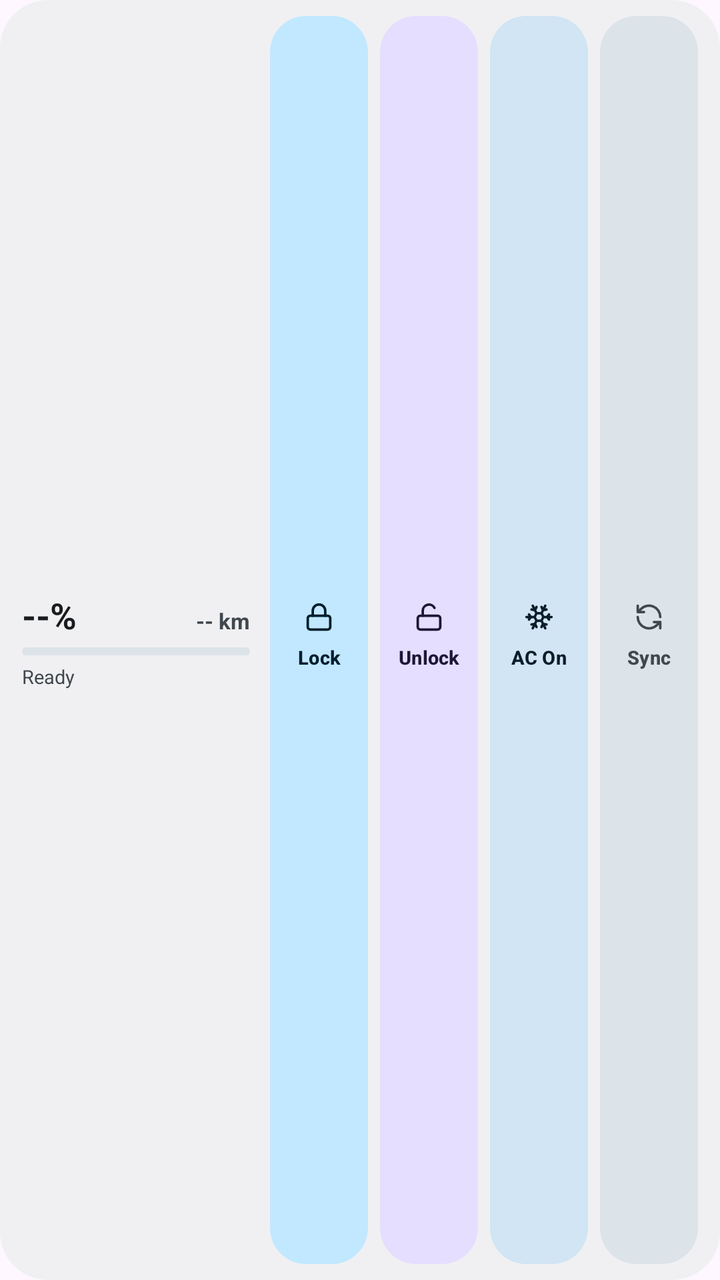
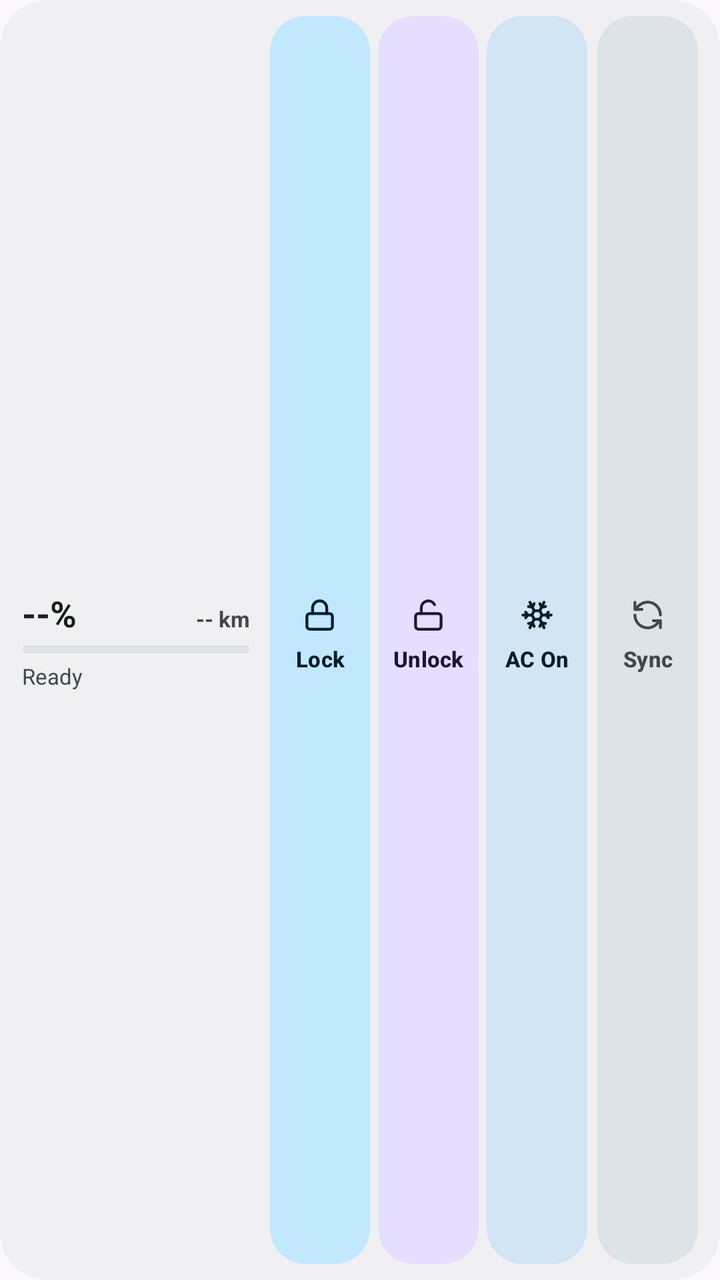

Screens rendered from an Android XML layout before and after an edit, with the pre-edit source and the edit as a unified diff.
<!-- AndroidManifest.xml: application theme Theme.BydWatch -->
<!-- res/layout/widget_vehicle_4x1.xml -->
<?xml version="1.0" encoding="utf-8"?>
<LinearLayout xmlns:android="http://schemas.android.com/apk/res/android"
    android:id="@+id/widgetRoot"
    android:layout_width="match_parent"
    android:layout_height="match_parent"
    android:background="@drawable/bg_widget_card"
    android:gravity="center_vertical"
    android:orientation="horizontal"
    android:paddingHorizontal="11dp"
    android:paddingVertical="8dp">

    
    <LinearLayout
        android:id="@+id/widgetHeader"
        android:layout_width="114dp"
        android:layout_height="wrap_content"
        android:layout_marginEnd="10dp"
        android:gravity="center_vertical"
        android:orientation="vertical">

        <LinearLayout
            android:layout_width="match_parent"
            android:layout_height="wrap_content"
            android:gravity="bottom"
            android:orientation="horizontal">

            <TextView
                android:id="@+id/tvWidgetSoc"
                android:layout_width="wrap_content"
                android:layout_height="wrap_content"
                android:text="--%"
                android:textColor="@color/widget_on_surface"
                android:textSize="18sp"
                android:textStyle="bold" />

            <TextView
                android:id="@+id/tvWidgetRange"
                android:layout_width="0dp"
                android:layout_height="wrap_content"
                android:layout_marginStart="4dp"
                android:layout_weight="1"
                android:ellipsize="end"
                android:gravity="end"
                android:maxLines="1"
                android:text="-- km"
                android:textColor="@color/widget_on_surface_variant"
                android:textSize="11sp"
                android:textStyle="bold" />
        </LinearLayout>

        <ProgressBar
            android:id="@+id/pbWidgetSoc"
            style="?android:attr/progressBarStyleHorizontal"
            android:layout_width="match_parent"
            android:layout_height="4dp"
            android:layout_marginTop="4dp"
            android:layout_marginBottom="4dp"
            android:max="100"
            android:progress="0"
            android:progressDrawable="@drawable/progress_widget_soc" />

        <TextView
            android:id="@+id/tvWidgetBanner"
            android:layout_width="match_parent"
            android:layout_height="wrap_content"
            android:ellipsize="end"
            android:maxLines="1"
            android:text="Ready"
            android:textColor="@color/widget_on_surface_variant"
            android:textSize="9.5sp" />
    </LinearLayout>

    
    <LinearLayout
        android:layout_width="0dp"
        android:layout_height="match_parent"
        android:layout_weight="1"
        android:orientation="horizontal">

        <LinearLayout
            android:id="@+id/tileWidgetLock"
            android:layout_width="0dp"
            android:layout_height="match_parent"
            android:layout_marginEnd="3dp"
            android:layout_weight="1"
            android:background="@drawable/bg_widget_btn_primary"
            android:gravity="center"
            android:orientation="vertical"
            android:paddingHorizontal="2dp">

            <ImageView
                android:id="@+id/ivWidgetLock"
                android:layout_width="15dp"
                android:layout_height="15dp"
                android:layout_marginBottom="2dp"
                android:importantForAccessibility="no"
                android:src="@drawable/ic_slot_lock"
                android:tint="@color/widget_on_primary_container" />

            <Button
                android:id="@+id/btnWidgetLock"
                android:layout_width="match_parent"
                android:layout_height="wrap_content"
                android:background="@android:color/transparent"
                android:ellipsize="end"
                android:gravity="center"
                android:maxLines="1"
                android:minWidth="0dp"
                android:minHeight="0dp"
                android:padding="0dp"
                android:stateListAnimator="@null"
                android:text="Lock"
                android:textAllCaps="false"
                android:textColor="@color/widget_on_primary_container"
                android:textSize="9.5sp"
                android:textStyle="bold" />
        </LinearLayout>

        <LinearLayout
            android:id="@+id/tileWidgetUnlock"
            android:layout_width="0dp"
            android:layout_height="match_parent"
            android:layout_marginHorizontal="3dp"
            android:layout_weight="1"
            android:background="@drawable/bg_widget_btn_tertiary"
            android:gravity="center"
            android:orientation="vertical"
            android:paddingHorizontal="2dp">

            <ImageView
                android:id="@+id/ivWidgetUnlock"
                android:layout_width="15dp"
                android:layout_height="15dp"
                android:layout_marginBottom="2dp"
                android:importantForAccessibility="no"
                android:src="@drawable/ic_slot_unlock"
                android:tint="@color/widget_on_tertiary_container" />

            <Button
                android:id="@+id/btnWidgetUnlock"
                android:layout_width="match_parent"
                android:layout_height="wrap_content"
                android:background="@android:color/transparent"
                android:ellipsize="end"
                android:gravity="center"
                android:maxLines="1"
                android:minWidth="0dp"
                android:minHeight="0dp"
                android:padding="0dp"
                android:stateListAnimator="@null"
                android:text="Unlock"
                android:textAllCaps="false"
                android:textColor="@color/widget_on_tertiary_container"
                android:textSize="9.5sp"
                android:textStyle="bold" />
        </LinearLayout>

        <LinearLayout
            android:id="@+id/tileWidgetAc"
            android:layout_width="0dp"
            android:layout_height="match_parent"
            android:layout_marginHorizontal="3dp"
            android:layout_weight="1"
            android:background="@drawable/bg_widget_btn_secondary"
            android:gravity="center"
            android:orientation="vertical"
            android:paddingHorizontal="2dp">

            <ImageView
                android:id="@+id/ivWidgetAc"
                android:layout_width="15dp"
                android:layout_height="15dp"
                android:layout_marginBottom="2dp"
                android:importantForAccessibility="no"
                android:src="@drawable/ic_slot_ac"
                android:tint="@color/widget_on_secondary_container" />

            <Button
                android:id="@+id/btnWidgetAc"
                android:layout_width="match_parent"
                android:layout_height="wrap_content"
                android:background="@android:color/transparent"
                android:ellipsize="end"
                android:gravity="center"
                android:maxLines="1"
                android:minWidth="0dp"
                android:minHeight="0dp"
                android:padding="0dp"
                android:stateListAnimator="@null"
                android:text="AC On"
                android:textAllCaps="false"
                android:textColor="@color/widget_on_secondary_container"
                android:textSize="9.5sp"
                android:textStyle="bold" />
        </LinearLayout>

        <LinearLayout
            android:id="@+id/tileWidgetRefresh"
            android:layout_width="0dp"
            android:layout_height="match_parent"
            android:layout_marginStart="3dp"
            android:layout_weight="1"
            android:background="@drawable/bg_widget_btn_tonal"
            android:gravity="center"
            android:orientation="vertical"
            android:paddingHorizontal="2dp">

            <ImageView
                android:id="@+id/ivWidgetRefresh"
                android:layout_width="15dp"
                android:layout_height="15dp"
                android:layout_marginBottom="2dp"
                android:importantForAccessibility="no"
                android:src="@drawable/ic_slot_sync"
                android:tint="@color/widget_on_surface_variant" />

            <Button
                android:id="@+id/btnWidgetRefresh"
                android:layout_width="match_parent"
                android:layout_height="wrap_content"
                android:background="@android:color/transparent"
                android:ellipsize="end"
                android:gravity="center"
                android:maxLines="1"
                android:minWidth="0dp"
                android:minHeight="0dp"
                android:padding="0dp"
                android:stateListAnimator="@null"
                android:text="Sync"
                android:textAllCaps="false"
                android:textColor="@color/widget_on_surface_variant"
                android:textSize="9.5sp"
                android:textStyle="bold" />
        </LinearLayout>
    </LinearLayout>
</LinearLayout>
<!-- resources referenced by this layout -->
<resources>
  <color name="widget_on_primary_container">#002114</color>
  <color name="widget_on_secondary_container">#001E30</color>
  <color name="widget_on_surface">#181D1A</color>
  <color name="widget_on_surface_variant">#414944</color>
  <color name="widget_on_tertiary_container">#2B1700</color>
  <!-- drawable bg_widget_btn_primary (drawable) -->
  <?xml version="1.0" encoding="utf-8"?>
  <shape xmlns:android="http://schemas.android.com/apk/res/android"
      android:shape="rectangle">
      <solid android:color="@color/widget_primary_container" />
      <corners android:radius="18dp" />
  </shape>
  <!-- drawable bg_widget_btn_secondary (drawable) -->
  <?xml version="1.0" encoding="utf-8"?>
  <shape xmlns:android="http://schemas.android.com/apk/res/android"
      android:shape="rectangle">
      <solid android:color="@color/widget_secondary_container" />
      <corners android:radius="18dp" />
  </shape>
  <!-- drawable bg_widget_btn_tertiary (drawable) -->
  <?xml version="1.0" encoding="utf-8"?>
  <shape xmlns:android="http://schemas.android.com/apk/res/android"
      android:shape="rectangle">
      <solid android:color="@color/widget_tertiary_container" />
      <corners android:radius="18dp" />
  </shape>
  <!-- drawable bg_widget_btn_tonal (drawable) -->
  <?xml version="1.0" encoding="utf-8"?>
  <shape xmlns:android="http://schemas.android.com/apk/res/android"
      android:shape="rectangle">
      <solid android:color="@color/widget_surface_variant" />
      <corners android:radius="18dp" />
  </shape>
  <!-- drawable bg_widget_card (drawable) -->
  <?xml version="1.0" encoding="utf-8"?>
  <shape xmlns:android="http://schemas.android.com/apk/res/android"
      android:shape="rectangle">
      <solid android:color="@color/widget_surface" />
      <corners android:radius="24dp" />
  </shape>
  <!-- drawable ic_slot_sync (drawable) -->
  <?xml version="1.0" encoding="utf-8"?>
  <vector xmlns:android="http://schemas.android.com/apk/res/android"
      android:width="24dp"
      android:height="24dp"
      android:viewportWidth="24"
      android:viewportHeight="24">
      <path
          android:fillColor="@android:color/transparent"
          android:strokeColor="#FFFFFF"
          android:strokeLineCap="round"
          android:strokeLineJoin="round"
          android:strokeWidth="2"
          android:pathData="M21,12a9,9 0 0,0 -15.5,-6.3L3,8 M3,3v5h5 M3,12a9,9 0 0,0 15.5,6.3L21,16 M21,21v-5h-5" />
  </vector>
  <!-- drawable progress_widget_soc (drawable) -->
  <?xml version="1.0" encoding="utf-8"?>
  <layer-list xmlns:android="http://schemas.android.com/apk/res/android">
      <item android:id="@android:id/background">
          <shape android:shape="rectangle">
              <solid android:color="@color/widget_surface_variant" />
              <corners android:radius="999dp" />
          </shape>
      </item>
      <item android:id="@android:id/progress">
          <clip>
              <shape android:shape="rectangle">
                  <solid android:color="@color/accent_emerald" />
                  <corners android:radius="999dp" />
              </shape>
          </clip>
      </item>
  </layer-list>
  <color name="widget_primary_container">#9FF2CE</color>
  <color name="widget_secondary_container">#CBE6FF</color>
  <color name="widget_tertiary_container">#FFE0B2</color>
  <color name="widget_surface_variant">#E3EBE6</color>
  <color name="widget_surface">#F3F7F4</color>
  <color name="accent_emerald">#006C4C</color>
  <color name="bg_obsidian">#F6F8F7</color>
  <color name="accent_cyan">#00658E</color>
  <style name="Widget.BydWatch.TextInputLayout" parent="Widget.Material3.TextInputLayout.OutlinedBox">
          <item name="boxCornerRadiusTopStart">16dp</item>
          <item name="boxCornerRadiusTopEnd">16dp</item>
          <item name="boxCornerRadiusBottomStart">16dp</item>
          <item name="boxCornerRadiusBottomEnd">16dp</item>
          <item name="boxStrokeWidth">1dp</item>
          <item name="boxStrokeWidthFocused">2dp</item>
      </style>
  <!-- unchanged entries left out for length: 4 -->
</resources>

<!-- the commit's change to res/layout/widget_vehicle_4x1.xml (unified diff, before → after) -->
@@ -18,6 +18,17 @@
         android:gravity="center_vertical"
         android:orientation="vertical">
 
+        <TextView
+            android:id="@+id/tvWidgetCarModel"
+            android:layout_width="wrap_content"
+            android:layout_height="wrap_content"
+            android:ellipsize="end"
+            android:maxLines="1"
+            android:textColor="@color/accent_emerald"
+            android:textSize="8sp"
+            android:textStyle="bold"
+            android:visibility="gone" />
+
         <LinearLayout
             android:layout_width="match_parent"
             android:layout_height="wrap_content"
@@ -46,7 +57,7 @@
                 android:textColor="@color/widget_on_surface_variant"
                 android:textSize="11sp"
                 android:textStyle="bold" />
-        </LinearLayout>
+</LinearLayout>
 
         <ProgressBar
             android:id="@+id/pbWidgetSoc"
@@ -67,7 +78,7 @@
             android:maxLines="1"
             android:text="Ready"
             android:textColor="@color/widget_on_surface_variant"
-            android:textSize="9.5sp" />
+            android:textSize="11sp" />
     </LinearLayout>
 
     
@@ -81,7 +92,7 @@
             android:id="@+id/tileWidgetLock"
             android:layout_width="0dp"
             android:layout_height="match_parent"
-            android:layout_marginEnd="3dp"
+            android:layout_marginEnd="2dp"
             android:layout_weight="1"
             android:background="@drawable/bg_widget_btn_primary"
             android:gravity="center"
@@ -90,8 +101,8 @@
 
             <ImageView
                 android:id="@+id/ivWidgetLock"
-                android:layout_width="15dp"
-                android:layout_height="15dp"
+                android:layout_width="17dp"
+                android:layout_height="17dp"
                 android:layout_marginBottom="2dp"
                 android:importantForAccessibility="no"
                 android:src="@drawable/ic_slot_lock"
@@ -112,7 +123,7 @@
                 android:text="Lock"
                 android:textAllCaps="false"
                 android:textColor="@color/widget_on_primary_container"
-                android:textSize="9.5sp"
+                android:textSize="11sp"
                 android:textStyle="bold" />
         </LinearLayout>
 
@@ -120,7 +131,7 @@
             android:id="@+id/tileWidgetUnlock"
             android:layout_width="0dp"
             android:layout_height="match_parent"
-            android:layout_marginHorizontal="3dp"
+            android:layout_marginHorizontal="2dp"
             android:layout_weight="1"
             android:background="@drawable/bg_widget_btn_tertiary"
             android:gravity="center"
@@ -129,8 +140,8 @@
 
             <ImageView
                 android:id="@+id/ivWidgetUnlock"
-                android:layout_width="15dp"
-                android:layout_height="15dp"
+                android:layout_width="17dp"
+                android:layout_height="17dp"
                 android:layout_marginBottom="2dp"
                 android:importantForAccessibility="no"
                 android:src="@drawable/ic_slot_unlock"
@@ -151,7 +162,7 @@
                 android:text="Unlock"
                 android:textAllCaps="false"
                 android:textColor="@color/widget_on_tertiary_container"
-                android:textSize="9.5sp"
+                android:textSize="11sp"
                 android:textStyle="bold" />
         </LinearLayout>
 
@@ -159,7 +170,7 @@
             android:id="@+id/tileWidgetAc"
             android:layout_width="0dp"
             android:layout_height="match_parent"
-            android:layout_marginHorizontal="3dp"
+            android:layout_marginHorizontal="2dp"
             android:layout_weight="1"
             android:background="@drawable/bg_widget_btn_secondary"
             android:gravity="center"
@@ -168,8 +179,8 @@
 
             <ImageView
                 android:id="@+id/ivWidgetAc"
-                android:layout_width="15dp"
-                android:layout_height="15dp"
+                android:layout_width="17dp"
+                android:layout_height="17dp"
                 android:layout_marginBottom="2dp"
                 android:importantForAccessibility="no"
                 android:src="@drawable/ic_slot_ac"
@@ -190,7 +201,7 @@
                 android:text="AC On"
                 android:textAllCaps="false"
                 android:textColor="@color/widget_on_secondary_container"
-                android:textSize="9.5sp"
+                android:textSize="11sp"
                 android:textStyle="bold" />
         </LinearLayout>
 
@@ -207,8 +218,8 @@
 
             <ImageView
                 android:id="@+id/ivWidgetRefresh"
-                android:layout_width="15dp"
-                android:layout_height="15dp"
+                android:layout_width="17dp"
+                android:layout_height="17dp"
                 android:layout_marginBottom="2dp"
                 android:importantForAccessibility="no"
                 android:src="@drawable/ic_slot_sync"
@@ -229,7 +240,7 @@
                 android:text="Sync"
                 android:textAllCaps="false"
                 android:textColor="@color/widget_on_surface_variant"
-                android:textSize="9.5sp"
+                android:textSize="11sp"
                 android:textStyle="bold" />
         </LinearLayout>
     </LinearLayout>
